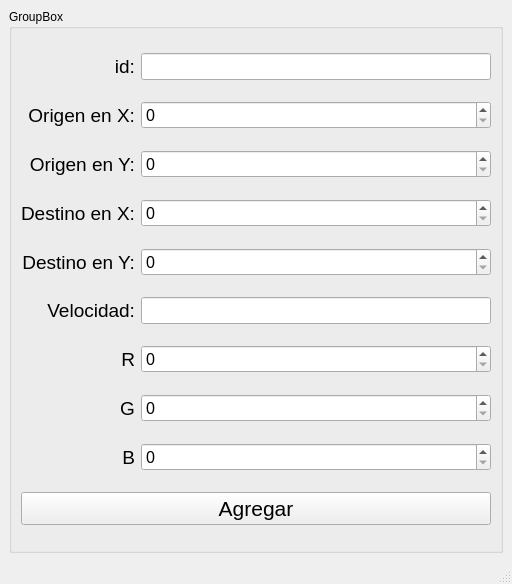
This is mainwindow.ui in Axyoan/Act8 as Qt 5 draws it before an edit. The edited form follows.
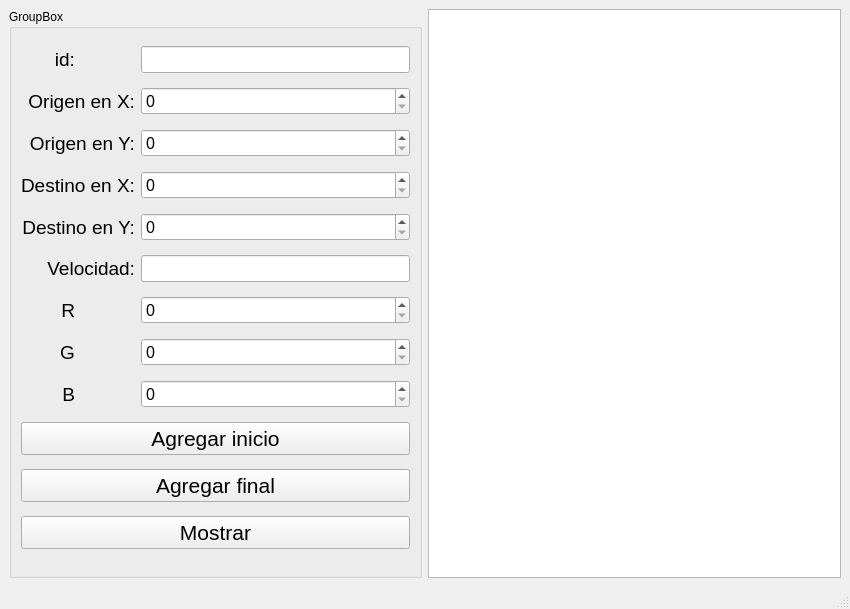
This is the edited form.

The edit to the form file:
```diff
--- a/mainwindow.ui
+++ b/mainwindow.ui
@@ -6,8 +6,8 @@
    <rect>
     <x>0</x>
     <y>0</y>
-    <width>512</width>
-    <height>584</height>
+    <width>850</width>
+    <height>609</height>
    </rect>
   </property>
   <property name="windowTitle">
@@ -21,55 +21,43 @@
        <string>GroupBox</string>
       </property>
       <layout class="QGridLayout" name="gridLayout">
-       <item row="5" column="0" colspan="2">
-        <widget class="QLabel" name="lbl_velocity">
+       <item row="7" column="3">
+        <widget class="QSpinBox" name="spinBox_green">
          <property name="font">
           <font>
            <family>Arial</family>
-           <pointsize>14</pointsize>
+           <pointsize>12</pointsize>
           </font>
          </property>
-         <property name="text">
-          <string>Velocidad:</string>
+         <property name="maximum">
+          <number>255</number>
          </property>
-         <property name="alignment">
-          <set>Qt::AlignRight|Qt::AlignTrailing|Qt::AlignVCenter</set>
-         </property>
         </widget>
        </item>
-       <item row="2" column="0" colspan="2">
-        <widget class="QLabel" name="lbl_yOrigin">
+       <item row="0" column="3">
+        <widget class="QLineEdit" name="line_id">
          <property name="font">
           <font>
            <family>Arial</family>
-           <pointsize>14</pointsize>
+           <pointsize>12</pointsize>
           </font>
          </property>
-         <property name="text">
-          <string>Origen en Y:</string>
-         </property>
-         <property name="alignment">
-          <set>Qt::AlignRight|Qt::AlignTrailing|Qt::AlignVCenter</set>
-         </property>
         </widget>
        </item>
-       <item row="8" column="1">
-        <widget class="QLabel" name="lbl_velocity_4">
+       <item row="11" column="1" colspan="3">
+        <widget class="QPushButton" name="btnCreate_back">
          <property name="font">
           <font>
            <family>Arial</family>
-           <pointsize>14</pointsize>
+           <pointsize>16</pointsize>
           </font>
          </property>
          <property name="text">
-          <string>G</string>
+          <string>Agregar final</string>
          </property>
-         <property name="alignment">
-          <set>Qt::AlignRight|Qt::AlignTrailing|Qt::AlignVCenter</set>
-         </property>
         </widget>
        </item>
-       <item row="4" column="0" colspan="2">
+       <item row="4" column="1" colspan="2">
         <widget class="QLabel" name="lbl_yDestination">
          <property name="font">
           <font>
@@ -85,88 +73,20 @@
          </property>
         </widget>
        </item>
-       <item row="0" column="2">
-        <widget class="QLineEdit" name="line_id">
+       <item row="1" column="3">
+        <widget class="QSpinBox" name="spinBox_xOrigin">
          <property name="font">
           <font>
            <family>Arial</family>
            <pointsize>12</pointsize>
           </font>
          </property>
-        </widget>
-       </item>
-       <item row="10" column="0" colspan="3">
-        <widget class="QPushButton" name="btnCreate">
-         <property name="font">
-          <font>
-           <family>Arial</family>
-           <pointsize>16</pointsize>
-          </font>
+         <property name="maximum">
+          <number>500</number>
          </property>
-         <property name="text">
-          <string>Agregar</string>
-         </property>
         </widget>
        </item>
-       <item row="7" column="1">
-        <widget class="QLabel" name="lbl_velocity_3">
-         <property name="font">
-          <font>
-           <family>Arial</family>
-           <pointsize>14</pointsize>
-          </font>
-         </property>
-         <property name="text">
-          <string>R</string>
-         </property>
-         <property name="alignment">
-          <set>Qt::AlignRight|Qt::AlignTrailing|Qt::AlignVCenter</set>
-         </property>
-        </widget>
-       </item>
-       <item row="9" column="1">
-        <widget class="QLabel" name="lbl_velocity_5">
-         <property name="font">
-          <font>
-           <family>Arial</family>
-           <pointsize>14</pointsize>
-          </font>
-         </property>
-         <property name="text">
-          <string>B</string>
-         </property>
-         <property name="alignment">
-          <set>Qt::AlignRight|Qt::AlignTrailing|Qt::AlignVCenter</set>
-         </property>
-        </widget>
-       </item>
-       <item row="5" column="2">
-        <widget class="QLineEdit" name="line_velocity">
-         <property name="font">
-          <font>
-           <family>Arial</family>
-           <pointsize>12</pointsize>
-          </font>
-         </property>
-        </widget>
-       </item>
-       <item row="3" column="0" colspan="2">
-        <widget class="QLabel" name="lbl_xDestination">
-         <property name="font">
-          <font>
-           <family>Arial</family>
-           <pointsize>14</pointsize>
-          </font>
-         </property>
-         <property name="text">
-          <string>Destino en X:</string>
-         </property>
-         <property name="alignment">
-          <set>Qt::AlignRight|Qt::AlignTrailing|Qt::AlignVCenter</set>
-         </property>
-        </widget>
-       </item>
-       <item row="2" column="2">
+       <item row="2" column="3">
         <widget class="QSpinBox" name="spinBox_yOrigin">
          <property name="font">
           <font>
@@ -195,8 +115,8 @@
          </property>
         </widget>
        </item>
-       <item row="1" column="0" colspan="2">
-        <widget class="QLabel" name="lbl_xOrigin">
+       <item row="8" column="1">
+        <widget class="QLabel" name="lbl_velocity_5">
          <property name="font">
           <font>
            <family>Arial</family>
@@ -204,40 +124,14 @@
           </font>
          </property>
          <property name="text">
-          <string>Origen en X:</string>
+          <string>B</string>
          </property>
          <property name="alignment">
           <set>Qt::AlignRight|Qt::AlignTrailing|Qt::AlignVCenter</set>
          </property>
         </widget>
        </item>
-       <item row="1" column="2">
-        <widget class="QSpinBox" name="spinBox_xOrigin">
-         <property name="font">
-          <font>
-           <family>Arial</family>
-           <pointsize>12</pointsize>
-          </font>
-         </property>
-         <property name="maximum">
-          <number>500</number>
-         </property>
-        </widget>
-       </item>
-       <item row="3" column="2">
-        <widget class="QSpinBox" name="spinBox_xDestination">
-         <property name="font">
-          <font>
-           <family>Arial</family>
-           <pointsize>12</pointsize>
-          </font>
-         </property>
-         <property name="maximum">
-          <number>500</number>
-         </property>
-        </widget>
-       </item>
-       <item row="4" column="2">
+       <item row="4" column="3">
         <widget class="QSpinBox" name="spinBox_yDestination">
          <property name="font">
           <font>
@@ -250,7 +144,23 @@
          </property>
         </widget>
        </item>
-       <item row="7" column="2">
+       <item row="7" column="1">
+        <widget class="QLabel" name="lbl_velocity_4">
+         <property name="font">
+          <font>
+           <family>Arial</family>
+           <pointsize>14</pointsize>
+          </font>
+         </property>
+         <property name="text">
+          <string>G</string>
+         </property>
+         <property name="alignment">
+          <set>Qt::AlignRight|Qt::AlignTrailing|Qt::AlignVCenter</set>
+         </property>
+        </widget>
+       </item>
+       <item row="6" column="3">
         <widget class="QSpinBox" name="spinBox_red">
          <property name="font">
           <font>
@@ -263,8 +173,8 @@
          </property>
         </widget>
        </item>
-       <item row="8" column="2">
-        <widget class="QSpinBox" name="spinBox_green">
+       <item row="3" column="3">
+        <widget class="QSpinBox" name="spinBox_xDestination">
          <property name="font">
           <font>
            <family>Arial</family>
@@ -272,11 +182,37 @@
           </font>
          </property>
          <property name="maximum">
-          <number>255</number>
+          <number>500</number>
          </property>
         </widget>
        </item>
-       <item row="9" column="2">
+       <item row="1" column="1" colspan="2">
+        <widget class="QLabel" name="lbl_xOrigin">
+         <property name="font">
+          <font>
+           <family>Arial</family>
+           <pointsize>14</pointsize>
+          </font>
+         </property>
+         <property name="text">
+          <string>Origen en X:</string>
+         </property>
+         <property name="alignment">
+          <set>Qt::AlignRight|Qt::AlignTrailing|Qt::AlignVCenter</set>
+         </property>
+        </widget>
+       </item>
+       <item row="5" column="3">
+        <widget class="QLineEdit" name="line_velocity">
+         <property name="font">
+          <font>
+           <family>Arial</family>
+           <pointsize>12</pointsize>
+          </font>
+         </property>
+        </widget>
+       </item>
+       <item row="8" column="3">
         <widget class="QSpinBox" name="spinBox_blue">
          <property name="font">
           <font>
@@ -289,9 +225,109 @@
          </property>
         </widget>
        </item>
+       <item row="6" column="1">
+        <widget class="QLabel" name="lbl_velocity_3">
+         <property name="font">
+          <font>
+           <family>Arial</family>
+           <pointsize>14</pointsize>
+          </font>
+         </property>
+         <property name="text">
+          <string>R</string>
+         </property>
+         <property name="alignment">
+          <set>Qt::AlignRight|Qt::AlignTrailing|Qt::AlignVCenter</set>
+         </property>
+        </widget>
+       </item>
+       <item row="3" column="1" colspan="2">
+        <widget class="QLabel" name="lbl_xDestination">
+         <property name="font">
+          <font>
+           <family>Arial</family>
+           <pointsize>14</pointsize>
+          </font>
+         </property>
+         <property name="text">
+          <string>Destino en X:</string>
+         </property>
+         <property name="alignment">
+          <set>Qt::AlignRight|Qt::AlignTrailing|Qt::AlignVCenter</set>
+         </property>
+        </widget>
+       </item>
+       <item row="5" column="1" colspan="2">
+        <widget class="QLabel" name="lbl_velocity">
+         <property name="font">
+          <font>
+           <family>Arial</family>
+           <pointsize>14</pointsize>
+          </font>
+         </property>
+         <property name="text">
+          <string>Velocidad:</string>
+         </property>
+         <property name="alignment">
+          <set>Qt::AlignRight|Qt::AlignTrailing|Qt::AlignVCenter</set>
+         </property>
+        </widget>
+       </item>
+       <item row="2" column="1" colspan="2">
+        <widget class="QLabel" name="lbl_yOrigin">
+         <property name="font">
+          <font>
+           <family>Arial</family>
+           <pointsize>14</pointsize>
+          </font>
+         </property>
+         <property name="text">
+          <string>Origen en Y:</string>
+         </property>
+         <property name="alignment">
+          <set>Qt::AlignRight|Qt::AlignTrailing|Qt::AlignVCenter</set>
+         </property>
+        </widget>
+       </item>
+       <item row="10" column="1" colspan="3">
+        <widget class="QPushButton" name="btnCreate_front">
+         <property name="font">
+          <font>
+           <family>Arial</family>
+           <pointsize>16</pointsize>
+          </font>
+         </property>
+         <property name="text">
+          <string>Agregar inicio</string>
+         </property>
+        </widget>
+       </item>
+       <item row="12" column="1" colspan="3">
+        <widget class="QPushButton" name="btn_show">
+         <property name="font">
+          <font>
+           <family>Arial</family>
+           <pointsize>16</pointsize>
+          </font>
+         </property>
+         <property name="text">
+          <string>Mostrar</string>
+         </property>
+        </widget>
+       </item>
       </layout>
      </widget>
     </item>
+    <item row="0" column="1">
+     <widget class="QPlainTextEdit" name="plainText">
+      <property name="font">
+       <font>
+        <family>Arial</family>
+        <pointsize>14</pointsize>
+       </font>
+      </property>
+     </widget>
+    </item>
    </layout>
   </widget>
   <widget class="QMenuBar" name="menubar">
```
Left out of the diff: 2 changed lines with no effect on the pictures.
